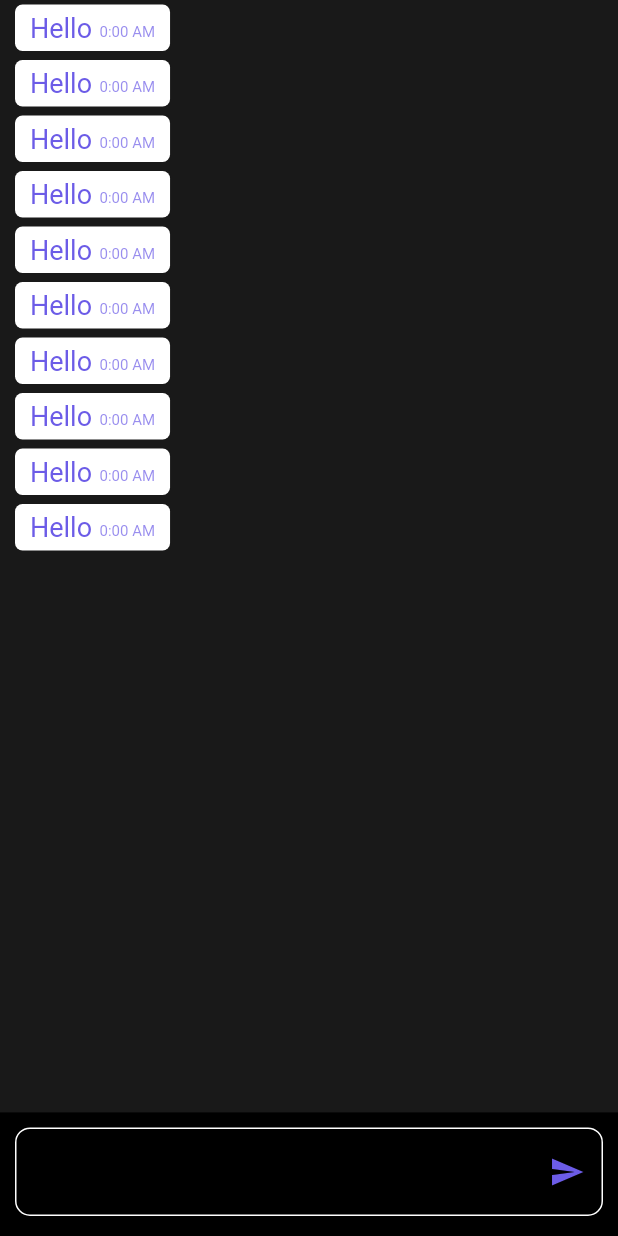
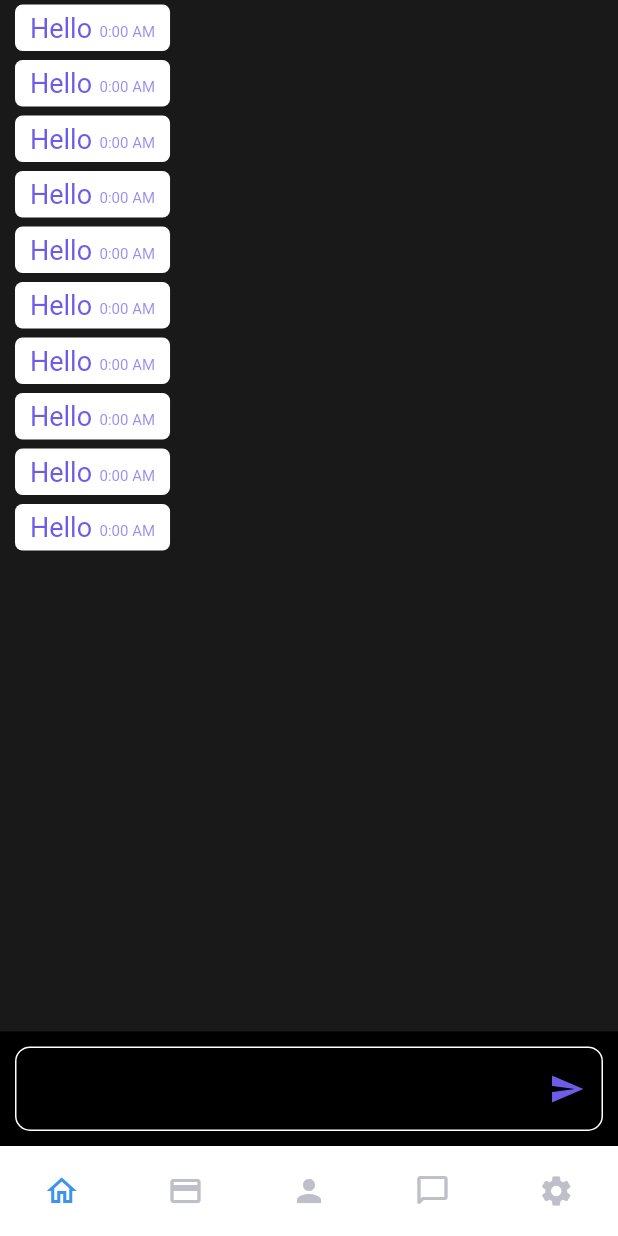
Before and after one commit to AnhTan1420/AppKeyboardShop, a Flutter app: the ChatScreen screen opened by its route, on a phone screen of 412 x 824 dp. Run offline on Flutter 3.47's test engine with Material 2 defaults, Android fonts, the light colour scheme and no system bars; our stand-ins replace get, socket_io_client; network calls fail; Roboto replaces fonts that are missing (Lat).

Commit message:
[anhtan] update chatbox

```diff
--- a/lib/screens/box_chat_screen.dart
+++ b/lib/screens/box_chat_screen.dart
@@ -1,6 +1,8 @@
 // ignore_for_file: prefer_const_constructors, duplicate_ignore
 
 import 'package:flutter/material.dart';
+import 'package:kleyboardshop/screens/products_overview_screen.dart';
+import 'package:kleyboardshop/widgets/bottom_menu_bar.dart';
 import 'package:socket_io_client/socket_io_client.dart' as IO;
 
 class ChatScreen extends StatefulWidget {
@@ -37,6 +39,7 @@ class _ChatScreenState extends State<ChatScreen> {
   Widget build(BuildContext context) {
     return Scaffold(
       backgroundColor: black,
+      bottomNavigationBar: BottomMenuBar(),
       // ignore: avoid_unnecessary_containers
       body: Container(
         child: Column(
--- a/lib/screens/orders_screen.dart
+++ b/lib/screens/orders_screen.dart
@@ -15,7 +15,7 @@ class OrdersScreen extends StatelessWidget {
     final orderData = Provider.of<Orders>(context);
     return Scaffold(
       appBar: AppBar(
-        title: const Text('Your Orders'),
+        title: const Text('Đơn hàng đã mua'),
       ),
       bottomNavigationBar: BottomMenuBar(),
       body: ListView.builder(
--- a/lib/screens/profile.dart
+++ b/lib/screens/profile.dart
@@ -70,8 +70,8 @@ class _ProFileState extends State<ProFile> {
                         ),
                         alignment: Alignment.center,
                         child: Text(
-                          "Chỉnh sửa",
-                          textAlign: TextAlign.center,
+                          "Đang vận chuyển",
+                          textAlign: TextAlign.left,
                           style: TextStyle(
                               color: Colors.white,
                               fontSize: 20.0,
@@ -96,7 +96,7 @@ class _ProFileState extends State<ProFile> {
                         ),
                         alignment: Alignment.center,
                         child: Text(
-                          "Đổi mật khẩu",
+                          "Đã xem gần đây",
                           textAlign: TextAlign.center,
                           style: TextStyle(
                               color: Colors.white,
--- a/lib/widgets/bottom_menu_bar.dart
+++ b/lib/widgets/bottom_menu_bar.dart
@@ -41,7 +41,7 @@ class _BottomMenuBarState extends State<BottomMenuBar> {
             ),
             Expanded(
               child: IconButton(
-                icon: Icon(Icons.person_outline_rounded, color: KColors.icon),
+                icon: Icon(Icons.person, color: KColors.icon),
                 onPressed: () {
                   Navigator.of(context)
                       .pushReplacementNamed(ProFile.routeName);
@@ -50,7 +50,7 @@ class _BottomMenuBarState extends State<BottomMenuBar> {
             ),
             Expanded(
               child: IconButton(
-                icon: Icon(Icons.chat_bubble_outline, color: KColors.icon),
+                icon: Icon(Icons.chat_bubble_outline_rounded, color: KColors.icon),
                 onPressed: () {
                   Navigator.of(context)
                       .pushReplacementNamed(ChatScreen.routeName);
```
